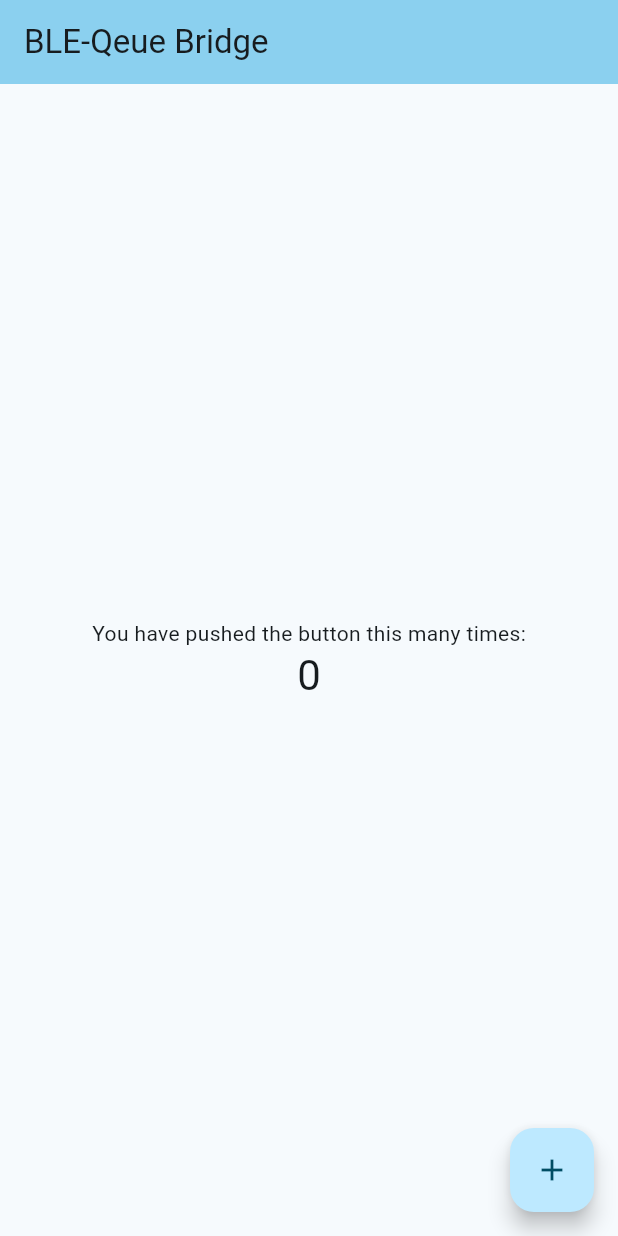
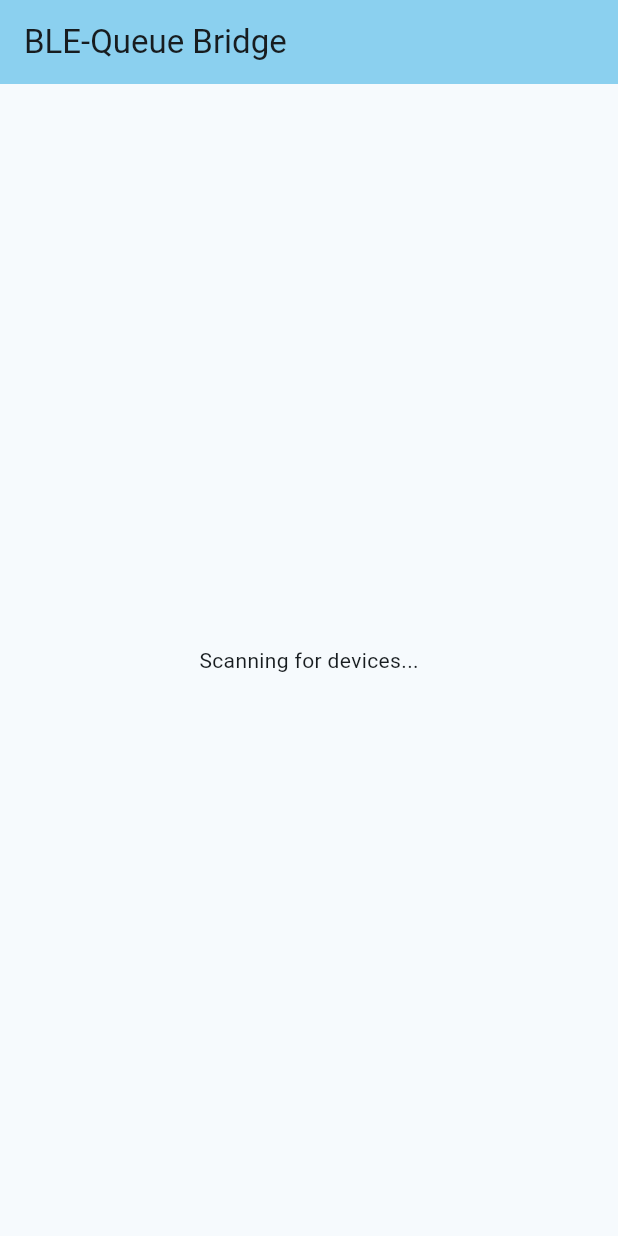
Before and after one commit to guissalustiano/thingy-controller, a Flutter app: the screen it shows after launch, on a phone screen of 412 x 824 dp. Run offline on Flutter 3.47's test engine with Material 2 defaults, Android fonts, the phone set to English and light mode, and no system bars; our stand-ins replace flutter_blue_plus, logger; missing offline and left inert: dart_amqp.

Commit message:
flutter foward to rabitmq

```diff
--- a/flutter_bridge/lib/home_page.dart
+++ b/flutter_bridge/lib/home_page.dart
@@ -1,26 +1,22 @@
 import 'package:flutter/material.dart';
 import 'package:flutter_blue_plus/flutter_blue_plus.dart';
+import "package:dart_amqp/dart_amqp.dart";
 import 'package:logger/logger.dart';
 
 var logger = Logger();
 
 class HomePage extends StatefulWidget {
-  const HomePage({super.key, required this.title});
-
-  final String title;
+  const HomePage({super.key});
 
   @override
   State<HomePage> createState() => _HomePageState();
 }
 
 class _HomePageState extends State<HomePage> {
-  int _counter = 0;
+  static const rabbitMqHost = "145.126.47.164";
+  static const deviceName = "Thingy Wii Control";
 
-  void _incrementCounter() {
-    setState(() {
-      _counter++;
-    });
-  }
+  bool _scanning = true;
 
   @override
   initState() {
@@ -32,6 +28,13 @@ class _HomePageState extends State<HomePage> {
         throw Exception('Bluetooth is off');
       }
 
+      ConnectionSettings settings = ConnectionSettings(
+        host: rabbitMqHost,
+        authProvider: const PlainAuthenticator("user", "password")
+      );
+      Client client = Client(settings: settings);
+
+      client.channel().then((channel) async {
         // Setup Listener for scan results.
         FlutterBluePlus.scanResults.listen(
           (results) {
@@ -39,7 +42,7 @@ class _HomePageState extends State<HomePage> {
 
             var devices = results
                 .where(
-                  (e) => e.advertisementData.localName == "Thingy Wii Control")
+                    (e) => e.advertisementData.localName == deviceName)
                 .map((e) => e.device)
                 .toSet();
 
@@ -50,6 +53,10 @@ class _HomePageState extends State<HomePage> {
 
             logger.i('Found a devices, stopping scan');
             FlutterBluePlus.stopScan();
+            setState(() {
+              _scanning = false;
+            });
+
             for (var device in devices) {
               logger.i('Connecting to ${device.platformName}');
 
@@ -68,9 +75,11 @@ class _HomePageState extends State<HomePage> {
                       logger.i('Looking characteristic ${characteristic.uuid}');
                       if (characteristic.properties.notify) {
                           logger.i('Found notify characteristic ${characteristic.uuid}');
+                          var queue = await channel.queue("${device.remoteId}/${service.uuid}/${characteristic.uuid}");
 
                           final characteristicSubscription = characteristic.onValueReceived.listen((value) {
                             logger.i('Received value $value from ${characteristic.uuid}');
+                            queue.publish(value);
                         });
                         device.cancelWhenDisconnected(characteristicSubscription);
                         await characteristic.setNotifyValue(true);
@@ -82,9 +91,16 @@ class _HomePageState extends State<HomePage> {
               device.connect();
             }
           },
-        onError: (e) => logger.e(e.toString()),
-        onDone: () => logger.i('scan done'),
+          onError: (e) {
+            logger.e(e.toString());
+            client.close();
+          },
+          onDone: (){
+            logger.i('scan done');
+            client.close();
+          },
         );
+      });
 
       // Start scanning
       FlutterBluePlus.startScan();
@@ -96,27 +112,19 @@ class _HomePageState extends State<HomePage> {
     return Scaffold(
       appBar: AppBar(
         backgroundColor: Theme.of(context).colorScheme.inversePrimary,
-        title: Text(widget.title),
+        title: const Text("BLE-Queue Bridge"),
       ),
       body: Center(
         child: Column(
           mainAxisAlignment: MainAxisAlignment.center,
           children: <Widget>[
-            const Text(
-              'You have pushed the button this many times:',
-            ),
-            Text(
-              '$_counter',
-              style: Theme.of(context).textTheme.headlineMedium,
+            (_scanning ?
+                const Text("Scanning for devices...") :
+                const Text("Forwarding $deviceName to $rabbitMqHost")
             ),
           ],
         ),
-      ),
-      floatingActionButton: FloatingActionButton(
-        onPressed: _incrementCounter,
-        tooltip: 'Increment',
-        child: const Icon(Icons.add),
-      ),
+      )
     );
   }
 }
--- a/flutter_bridge/lib/main.dart
+++ b/flutter_bridge/lib/main.dart
@@ -17,7 +17,7 @@ class App extends StatelessWidget {
         colorScheme: ColorScheme.fromSeed(seedColor: Colors.blueGrey),
         useMaterial3: true,
       ),
-      home: const HomePage(title: 'BLE-Qeue Bridge'),
+      home: const HomePage(),
     );
   }
 }
--- a/flutter_bridge/pubspec.yaml
+++ b/flutter_bridge/pubspec.yaml
@@ -37,6 +37,7 @@ dependencies:
   cupertino_icons: ^1.0.2
   flutter_blue_plus: ^1.25.1
   logger: ^2.0.2+1
+  dart_amqp: ^0.2.5
 
 dev_dependencies:
   flutter_test:
```
Also changed, not shown: flutter_bridge/pubspec.lock, 1 other file. Lines whose indentation alone changed are shown as unchanged.
